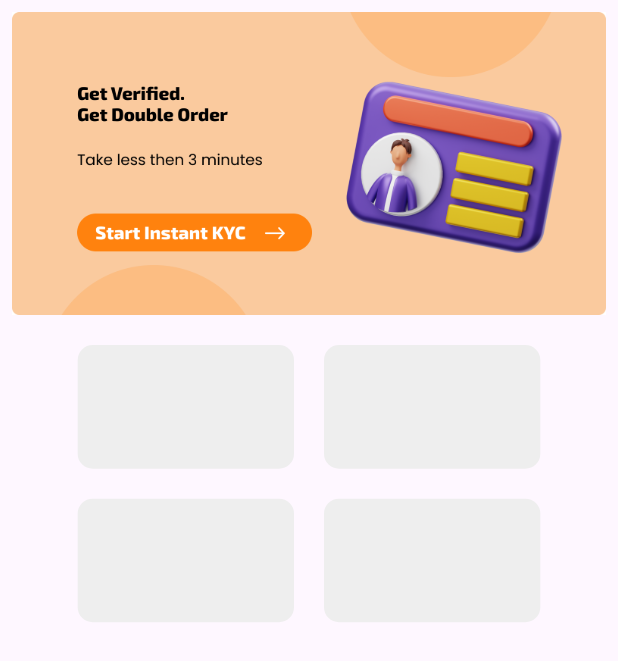
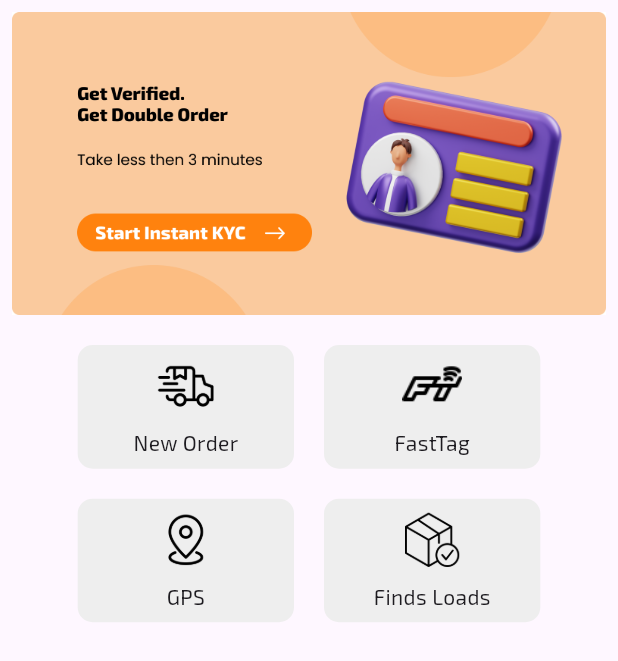
Before and after one commit to shivam2109964/ridebuddy, a Flutter app: the HomeScreen screen opened directly, on a phone screen of 412 x 824 dp. Shown: the top 661 px of the screen. Run offline on Flutter 3.47's test engine with Material 3 defaults, Android fonts, the phone set to English and light mode, and no system bars; our stand-ins replace bloc, firebase_auth, firebase_core, flutter_bloc, google_fonts; accounts and stored records are empty.

Commit message:
Home Done

```diff
--- a/lib/View/Home/screen/home.dart
+++ b/lib/View/Home/screen/home.dart
@@ -1,4 +1,5 @@
 import 'package:flutter/material.dart';
+import 'package:google_fonts/google_fonts.dart';
 
 class HomeScreen extends StatelessWidget {
   static const String routeNamed = 'Home-Screen';
@@ -27,13 +28,20 @@ class HomeScreen extends StatelessWidget {
                       color: Colors.grey.shade200,
                       borderRadius: BorderRadius.circular(10),
                     ),
-                  ),
-                  Container(
-                    height: MediaQuery.of(context).size.height * 0.1,
-                    width: MediaQuery.of(context).size.width * 0.35,
-                    decoration: BoxDecoration(
-                      color: Colors.grey.shade200,
-                      borderRadius: BorderRadius.circular(10),
+                    child: Center(
+                      child: Column(
+                        mainAxisAlignment: MainAxisAlignment.spaceEvenly,
+                        children: [
+                          Image.asset(
+                            "assets/fastDel.png",
+                            height: 40,
+                          ),
+                          Text(
+                            "New Order",
+                            style: GoogleFonts.exo2(),
+                          )
+                        ],
+                      ),
                     ),
                   ),
                   Container(
@@ -43,6 +51,21 @@ class HomeScreen extends StatelessWidget {
                       color: Colors.grey.shade200,
                       borderRadius: BorderRadius.circular(10),
                     ),
+                    child: Center(
+                      child: Column(
+                        mainAxisAlignment: MainAxisAlignment.spaceEvenly,
+                        children: [
+                          Image.asset(
+                            "assets/fastTag.png",
+                            height: 40,
+                          ),
+                          Text(
+                            "FastTag",
+                            style: GoogleFonts.exo2(),
+                          )
+                        ],
+                      ),
+                    ),
                   ),
                   Container(
                     height: MediaQuery.of(context).size.height * 0.1,
@@ -50,6 +73,44 @@ class HomeScreen extends StatelessWidget {
                     decoration: BoxDecoration(
                       color: Colors.grey.shade200,
                       borderRadius: BorderRadius.circular(10),
+                    ),
+                    child: Center(
+                      child: Column(
+                        mainAxisAlignment: MainAxisAlignment.spaceEvenly,
+                        children: [
+                          Image.asset(
+                            "assets/gps.png",
+                            height: 40,
+                          ),
+                          Text(
+                            "GPS",
+                            style: GoogleFonts.exo2(),
+                          )
+                        ],
+                      ),
+                    ),
+                  ),
+                  Container(
+                    height: MediaQuery.of(context).size.height * 0.1,
+                    width: MediaQuery.of(context).size.width * 0.35,
+                    decoration: BoxDecoration(
+                      color: Colors.grey.shade200,
+                      borderRadius: BorderRadius.circular(10),
+                    ),
+                    child: Center(
+                      child: Column(
+                        mainAxisAlignment: MainAxisAlignment.spaceEvenly,
+                        children: [
+                          Image.asset(
+                            "assets/package.png",
+                            height: 40,
+                          ),
+                          Text(
+                            "Finds Loads",
+                            style: GoogleFonts.exo2(),
+                          )
+                        ],
+                      ),
                     ),
                   ),
                 ],
--- a/pubspec.yaml
+++ b/pubspec.yaml
@@ -28,3 +28,7 @@ flutter:
     - assets/circleEarth.png
     - assets/brandCar.png
     - assets/kyc.png
+    - assets/fastDel.png
+    - assets/fastTag.png
+    - assets/gps.png
+    - assets/package.png
```
Also changed, not shown: assets/fastDel.png (added), assets/fastTag.png (added), assets/gps.png (added), assets/package.png (added).
